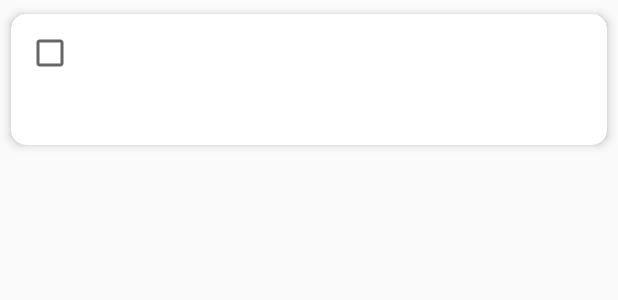
After one commit to Yash-Raj-K0hli725/Diary, an Android app: the layout reminder_items.xml on its own in the app's theme, with its tools: preview values and no code run, on a phone screen of 412 x 824 dp. The commit adds this screen. Shown: the top 300 px of the screen. Run offline under Robolectric (Android 15) with nearby library versions, the phone set to English and light mode, and no system bars.

Commit message:
Can_Add_Reminders_Now

```diff
--- a/app/src/main/java/com/example/diary/Main/Fragments/MainFrameList.kt
+++ b/app/src/main/java/com/example/diary/Main/Fragments/MainFrameList.kt
@@ -12,6 +12,7 @@ import com.example.diary.DataBase.EdataBase
 import com.example.diary.Main.Fragments.DataEntries.addReminder
 import com.example.diary.Main.Fragments.SwipeGestures.VPadapter
 import com.example.diary.Main.ModelV.MainVM
+import com.example.diary.Main.Reminder_list.Reminders
 import com.example.diary.R
 import com.example.diary.databinding.FragmentMainFrameListBinding
 import com.google.android.material.tabs.TabLayout
--- /dev/null
+++ b/app/src/main/res/layout/reminder_items.xml
@@ -0,0 +1,41 @@
+<?xml version="1.0" encoding="utf-8"?>
+<androidx.cardview.widget.CardView
+    xmlns:android="http://schemas.android.com/apk/res/android"
+    xmlns:app="http://schemas.android.com/apk/res-auto"
+    android:id="@+id/reminderCard"
+    android:layout_width="match_parent"
+    android:layout_height="wrap_content"
+    app:cardUseCompatPadding="true"
+    app:cardCornerRadius="10dp"
+    app:cardElevation="4dp">
+
+    <FrameLayout
+        android:layout_width="match_parent"
+        android:layout_height="match_parent">
+
+        <CheckBox
+            android:id="@+id/checkBox"
+            android:layout_width="match_parent"
+            android:layout_height="match_parent"
+            android:gravity="start"
+            android:layout_margin="10dp"
+            app:layout_constraintBottom_toBottomOf="parent"
+            app:layout_constraintStart_toStartOf="parent"
+            app:layout_constraintTop_toTopOf="parent"
+            app:layout_constraintVertical_bias="0.5" />
+
+        <TextView
+            android:id="@+id/reminderText"
+            android:layout_width="wrap_content"
+            android:layout_height="wrap_content"
+            android:layout_marginTop="40dp"
+            android:layout_marginEnd="20dp"
+            android:layout_marginBottom="20dp"
+            android:fontFamily="@font/alata"
+            android:textStyle="bold"
+            android:textSize="17sp"
+            android:layout_marginStart="20dp"/>
+
+    </FrameLayout>
+
+</androidx.cardview.widget.CardView>
```
Also changed, not shown: app/src/main/java/com/example/diary/DataBase/Converters.kt (+6 -5 lines), app/src/main/java/com/example/diary/DataBase/EntriesDao.kt (+22 -14 lines), app/src/main/java/com/example/diary/Main/Fragments/DataEntries/addReminder.kt (+34 -1 lines), app/src/main/java/com/example/diary/Main/Fragments/Reminders.kt (deleted, +0 -19 lines), app/src/main/java/com/example/diary/Main/Fragments/listAdapter.kt (+4 -7 lines), app/src/main/java/com/example/diary/Main/Reminder_list/R_listAdapter.kt (added, +66 -0 lines), app/src/main/java/com/example/diary/Main/Reminder_list/Reminders.kt (added, +40 -0 lines), app/src/main/res/layout/_reminders.xml (deleted, +0 -45 lines), app/src/main/res/layout/fragment_reminders.xml (added, +43 -0 lines).
